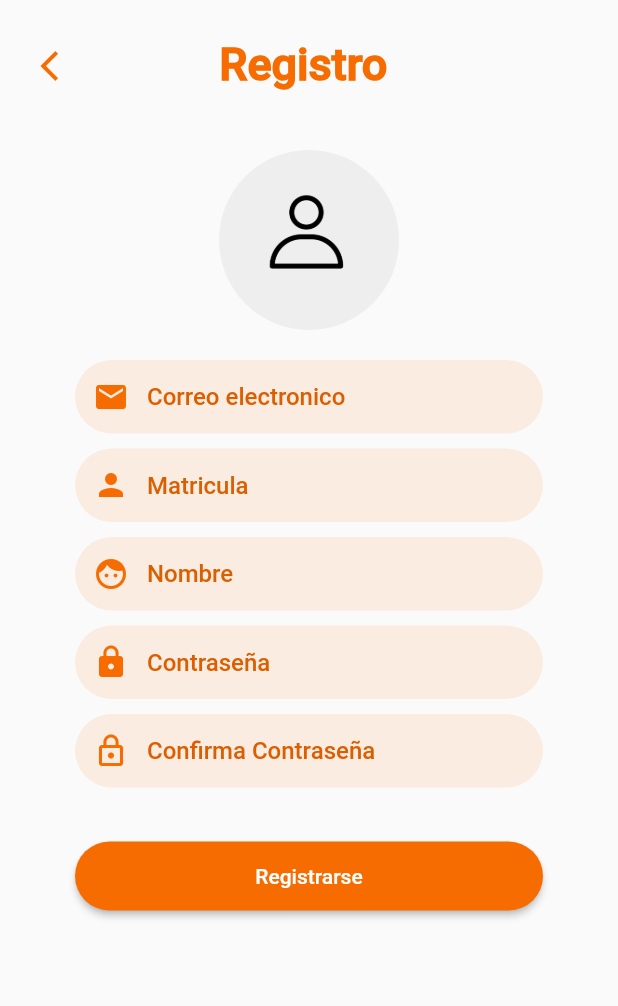
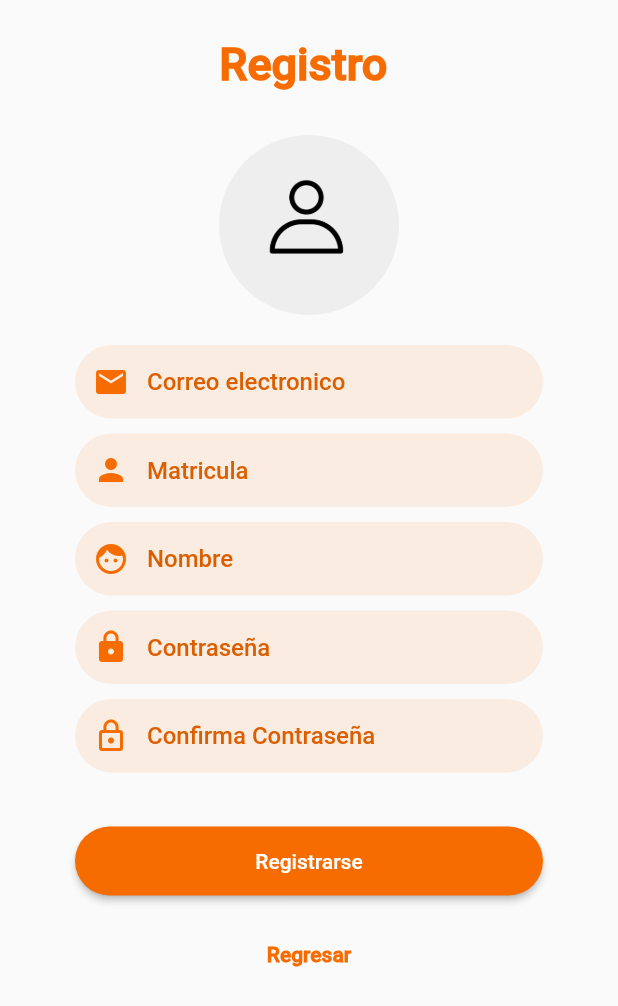
Before and after one commit to jlvFlores/comedor_utt, a Flutter app: the RegisterPage screen opened by its route, after a tap on "Registrarse", on a phone screen of 412 x 824 dp. Shown: the top 1006 px of the screen. Run offline on Flutter 3.47's test engine with Material 2 defaults, Android fonts, the phone set to English and light mode, and no system bars; network calls fail.

Commit message:
vinculando flutter app con una base de datos en postgres

```diff
--- a/lib/main.dart
+++ b/lib/main.dart
@@ -1,7 +1,7 @@
 import 'package:flutter/material.dart';
 import 'package:comedor_utt/src/utils/my_colors.dart';
-import 'package:comedor_utt/src/login/login_page.dart';
-import 'package:comedor_utt/src/register/register_page.dart';
+import 'package:comedor_utt/src/pages/login/login_page.dart';
+import 'package:comedor_utt/src/pages/register/register_page.dart';
 
 void main() {
   runApp(const MyApp());
--- /dev/null
+++ b/lib/src/api/enviroment.dart
@@ -0,0 +1,5 @@
+class Enviroment {
+  // home   192.168.1.125:3000
+  // school 172.31.201.21:3000
+  static const String API_DELIVERY = "172.31.201.21:3000";
+}
--- /dev/null
+++ b/lib/src/models/response_api.dart
@@ -0,0 +1,39 @@
+import 'dart:convert';
+
+ResponseApi responseApiFromJson(String str) => ResponseApi.fromJson(json.decode(str));
+
+String responseApiToJson(ResponseApi data) => json.encode(data.toJson());
+
+class ResponseApi {
+
+  String? message;
+  String? error;
+  bool? success;
+  dynamic data;
+
+  ResponseApi({
+    this.message,
+    this.error,
+    this.success,
+  });
+
+  ResponseApi.fromJson(Map<String, dynamic> json) {
+
+    message = json["message"];
+    error = json["error"];
+    success = json["success"];
+
+    try {
+      data = json['data'];
+    } catch(e) {
+      print('Exception data $e');
+    }
+  }
+
+  Map<String, dynamic> toJson() => {
+    "message": message,
+    "error": error,
+    "success": success,
+    "data": data,
+  };
+}
--- /dev/null
+++ b/lib/src/models/user.dart
@@ -0,0 +1,42 @@
+import 'dart:convert';
+
+User userFromJson(String str) => User.fromJson(json.decode(str));
+
+String userToJson(User data) => json.encode(data.toJson());
+
+class User {
+
+    String id;
+    String email;
+    String userCode;
+    String name;
+    String password;
+    String sessionToken;
+
+    User({
+        required this.id,
+        required this.email,
+        required this.userCode,
+        required this.name,
+        required this.password,
+        required this.sessionToken,
+    });
+
+    factory User.fromJson(Map<String, dynamic> json) => User(
+        id: json["id"],
+        email: json["email"],
+        userCode: json["user_code"],
+        name: json["name"],
+        password: json["password"],
+        sessionToken: json["session_token"],
+    );
+
+    Map<String, dynamic> toJson() => {
+        "id": id,
+        "email": email,
+        "user_code": userCode,
+        "name": name,
+        "password": password,
+        "session_token": sessionToken,
+    };
+}
--- a/lib/src/login/login_page.dart
+++ b/lib/src/pages/login/login_page.dart
@@ -1,6 +1,6 @@
 import 'package:flutter/material.dart';
 import 'package:flutter/scheduler.dart';
-import 'package:comedor_utt/src/login/login_controller.dart';
+import 'package:comedor_utt/src/pages/login/login_controller.dart';
 import 'package:comedor_utt/src/utils/my_colors.dart';
 // import 'package:lottie/lottie.dart';
 
--- a/lib/src/register/register_controller.dart
+++ b/lib/src/pages/register/register_controller.dart
@@ -1,6 +1,10 @@
 import 'package:flutter/material.dart';
+import 'package:comedor_utt/src/models/response_api.dart';
+import 'package:comedor_utt/src/models/user.dart';
+import 'package:comedor_utt/src/provider/users_provider.dart';
 
 class RegisterController {
+
   BuildContext? context;
   TextEditingController emailController = TextEditingController();
   TextEditingController userCodeController = TextEditingController();
@@ -8,26 +12,45 @@ class RegisterController {
   TextEditingController passwordController = TextEditingController();
   TextEditingController confirmPasswordController = TextEditingController();
 
+  UsersProvider usersProvider = UsersProvider();
+
   Future? init(BuildContext context) {
     this.context = context;
+    usersProvider.init(context);
     return null;
+  }
+
+  void register() async {
+    String email = emailController.text.trim();
+    String userCode = userCodeController.text.trim();
+    String name = nameController.text;
+    String password = passwordController.text.trim();
+    String confirmPassword = confirmPasswordController.text.trim();
+
+    User user = User(
+      id: '',
+      email: email,
+      userCode: userCode,
+      name: name,
+      password: password,
+      sessionToken: ''
+    );
+
+    ResponseApi? responseApi = await usersProvider.create(user);
+
+    print('RESPUESTA: ${responseApi?.toJson()}');
+    print(email);
+    print(userCode);
+    print(name);
+    print(password);
+    print(confirmPassword);
   }
 
   void goToLoginPage() {
     Navigator.pushNamed(context!, 'login');
   }
 
-  void register() {
-    String email = emailController.text.trim();
-    String userCode = userCodeController.text.trim();
-    String name = nameController.text;
-    String password = passwordController.text.trim();
-    String confirmPassword = confirmPasswordController.text.trim();
-
-    print(email);
-    print(userCode);
-    print(name);
-    print(password);
-    print(confirmPassword);
-  }
+  // void back() {
+  //   Navigator.pop(context!);
+  // }
 }
--- a/lib/src/register/register_page.dart
+++ b/lib/src/pages/register/register_page.dart
@@ -1,6 +1,6 @@
 import 'package:flutter/material.dart';
 import 'package:flutter/scheduler.dart';
-import 'package:comedor_utt/src/register/register_controller.dart';
+import 'package:comedor_utt/src/pages/register/register_controller.dart';
 import 'package:comedor_utt/src/utils/my_colors.dart';
 
 class RegisterPage extends StatefulWidget {
@@ -29,11 +29,6 @@ class _RegisterPageState extends State<RegisterPage> {
         width: double.infinity,
         child: Stack(
           children: [
-            Positioned(
-              top: 20,
-              left: 15,
-              child: _iconBack()
-            ),
             SingleChildScrollView(
               child: Column(
                 children: [
@@ -45,21 +40,13 @@ class _RegisterPageState extends State<RegisterPage> {
                   _textFieldPassword(),
                   _textFieldConfirmPassword(),
                   _buttonRegister(),
+                  _textBack(),
                 ],
               ),
             ),
           ],
         ),
       )
-    );
-  }
-
-  Widget _iconBack() {
-    //posible bug
-    return IconButton(
-      onPressed: _con.goToLoginPage,
-      icon: const Icon(Icons.arrow_back_ios),
-      color: MyColors.primaryColor,
     );
   }
 
@@ -83,7 +70,7 @@ class _RegisterPageState extends State<RegisterPage> {
 
   Widget _imageUser() {
     return Container(
-      margin: const EdgeInsets.only(top: 40, bottom: 15),
+      margin: const EdgeInsets.only(top: 30, bottom: 15),
       child: CircleAvatar(
         backgroundImage: const AssetImage('assets/img/user_profile_2.png'),
         radius: 60,
@@ -217,4 +204,23 @@ class _RegisterPageState extends State<RegisterPage> {
       ),
     );
   }
+
+  Widget _textBack() {
+    return Container(
+      margin: const EdgeInsets.only(bottom: 10),
+      child: Row(
+        mainAxisAlignment: MainAxisAlignment.center,
+        children: [
+          GestureDetector(
+            onTap: _con.goToLoginPage,
+            child: const Text(
+              'Regresar',
+              style: TextStyle(
+                  fontWeight: FontWeight.bold, color: MyColors.primaryColor),
+            ),
+          )
+        ],
+      ),
+    );
+  }
 }
--- /dev/null
+++ b/lib/src/provider/users_provider.dart
@@ -0,0 +1,37 @@
+import 'dart:convert';
+
+import 'package:flutter/material.dart';
+import 'package:comedor_utt/src/api/enviroment.dart';
+import 'package:comedor_utt/src/models/response_api.dart';
+import 'package:comedor_utt/src/models/user.dart';
+import 'package:http/http.dart' as http;
+
+class UsersProvider {
+  final String _url = Enviroment.API_DELIVERY;
+  final String _api = '/api/users';
+
+  BuildContext? context;
+
+  Future init(BuildContext context) async {
+    this.context = context;
+  }
+
+  Future<ResponseApi?> create(User user) async {
+    try {
+      Uri url = Uri.http(_url, '$_api/create');
+      String bodyParams = json.encode(user);
+      Map<String, String> headers = {
+        'Content-type': 'application/json',
+      };
+      final res = await http.post(url, headers: headers, body: bodyParams);
+      final data = json.decode(res.body);
+      ResponseApi responseApi = ResponseApi.fromJson(data);
+      return responseApi;
+    }
+    catch (e) {
+      print('Error: $e');
+      return null;
+    }
+
+  }
+}
--- a/pubspec.yaml
+++ b/pubspec.yaml
@@ -33,6 +33,8 @@ dependencies:
     sdk: flutter
 
   lottie: ^1.4.3
+
+  http: ^0.13.5
 
   # The following adds the Cupertino Icons font to your application.
   # Use with the CupertinoIcons class for iOS style icons.
```
Also changed, not shown: lib/src/pages/login/login_controller.dart (renamed from lib/src/login/login_controller.dart), pubspec.lock, 2 other files.
